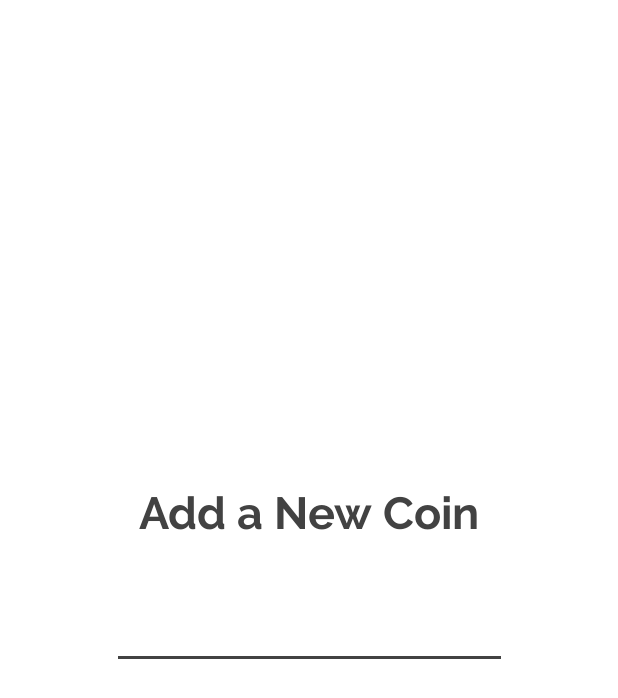
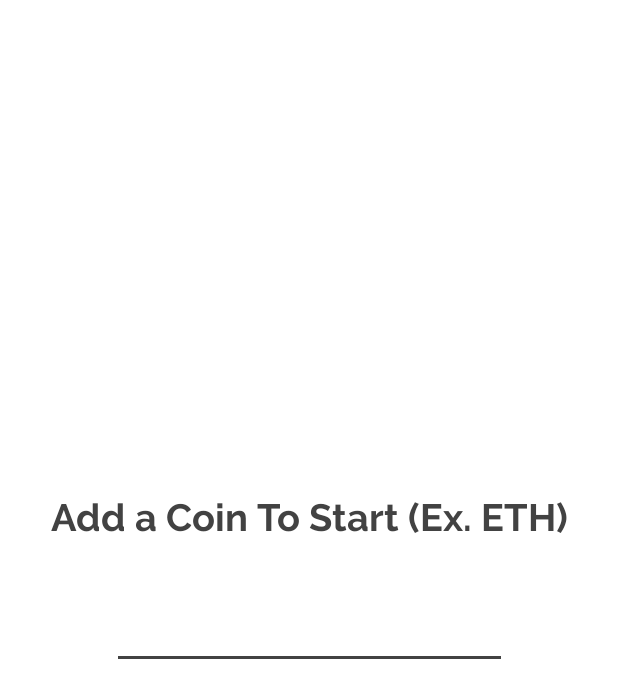
Before and after one commit to kartik34/Crypfolio, an Android app: the screen it shows after launch (CoinAddController before the commit, onStartController after it), on a phone screen of 412 x 824 dp. Shown: the top 698 px of the screen. Run offline under Robolectric (Android 15) with nearby library versions, the phone set to English and light mode, and no system bars; libraries missing offline, so code that uses them is left out: com.loopj.android, cz.msebera.android; Roboto replaces fonts that are not available here.

Commit message:
added new add coin page which displays when first downloaded or if all coins are deleted

```diff
--- a/app/src/main/AndroidManifest.xml
+++ b/app/src/main/AndroidManifest.xml
@@ -18,6 +18,7 @@
         </activity>
         <activity android:name=".CoinAddController" />
         <activity android:name=".NewsData" />
+        <activity android:name=".onStartController" />
 
 
         <meta-data
--- a/app/src/main/java/com/kartiksinghal/www/crypfolio/MainActivity.java
+++ b/app/src/main/java/com/kartiksinghal/www/crypfolio/MainActivity.java
@@ -109,10 +109,10 @@ public class MainActivity extends AppCompatActivity {
 
         }else if(coinsArrayList.get(0).equals("") ||coinsArrayList.get(0) == null){
             Intent noData;
-            noData = new Intent(MainActivity.this, CoinAddController.class);
+            noData = new Intent(MainActivity.this, onStartController.class);
             startActivity(noData);
 
-            Toast.makeText(MainActivity.this, "Enter a Coin To Start (ex. BTC)", Toast.LENGTH_LONG).show();
+//            Toast.makeText(MainActivity.this, "Enter a Coin To Start (ex. BTC)", Toast.LENGTH_LONG).show();
 
         }else if(!coinsArrayList.isEmpty()){
             Log.d("check", "other called");
@@ -261,9 +261,9 @@ public class MainActivity extends AppCompatActivity {
                         editor.apply();
                         loadData();
                         Intent noData;
-                        noData = new Intent(MainActivity.this, CoinAddController.class);
+                        noData = new Intent(MainActivity.this, onStartController.class);
                         startActivity(noData);
-                        Toast.makeText(MainActivity.this, "Enter a Coin To Start (ex. BTC)", Toast.LENGTH_LONG).show();
+//                        Toast.makeText(MainActivity.this, "Enter a Coin To Start (ex. BTC)", Toast.LENGTH_LONG).show();
 
                     }else{
                         Log.d("delete", "inside else: " + cryptoCoin);
--- a/app/src/main/java/com/kartiksinghal/www/crypfolio/NewsAdapter.java
+++ b/app/src/main/java/com/kartiksinghal/www/crypfolio/NewsAdapter.java
@@ -34,6 +34,7 @@ public class NewsAdapter extends RecyclerView.Adapter<NewsAdapter.NewsViewHolder
         public TextView mDescription;
         public TextView mSource;
         public LinearLayout mNewsItem;
+        public TextView mName;
         public TextView mURL;
 
 
--- a/app/src/main/java/com/kartiksinghal/www/crypfolio/NewsData.java
+++ b/app/src/main/java/com/kartiksinghal/www/crypfolio/NewsData.java
@@ -43,6 +43,7 @@ public class NewsData extends AppCompatActivity {
     String mImageUrl;
     String mDescription;
     String mTags;
+
     String mDate;
     String mSource;
     String apiKey = "bf9c5e28cf4c4d55b6ec53f000123fec";
@@ -74,6 +75,9 @@ public class NewsData extends AppCompatActivity {
 
 
         Coin = myIntent.getStringExtra("Coin");
+        TextView mName = findViewById(R.id.coinName);
+        String headline = "Latest News for " + Coin;
+        mName.setText(headline);
 
         getCoinData(Coin);
     }
--- /dev/null
+++ b/app/src/main/java/com/kartiksinghal/www/crypfolio/onStartController.java
@@ -0,0 +1,42 @@
+package com.kartiksinghal.www.crypfolio;
+
+import android.content.Intent;
+import android.os.Bundle;
+import android.support.v7.app.AppCompatActivity;
+import android.view.KeyEvent;
+import android.view.View;
+import android.widget.Button;
+import android.widget.EditText;
+import android.widget.ImageButton;
+import android.widget.TextView;
+
+public class onStartController extends AppCompatActivity {
+
+    @Override
+    protected void onCreate(Bundle savedInstanceState) {
+        super.onCreate(savedInstanceState);
+
+        setContentView(R.layout.onstartmenu);
+
+        final EditText editTextField = findViewById(R.id.nameOfCoin2);
+
+        editTextField.setOnEditorActionListener(new TextView.OnEditorActionListener() {
+            @Override
+            public boolean onEditorAction(TextView v, int actionId, KeyEvent event) {
+
+                String coin = editTextField.getText().toString();
+
+                Intent newCoinIntent = new Intent(onStartController.this, MainActivity.class);
+                newCoinIntent.putExtra("Coin", coin );
+                startActivity(newCoinIntent);
+
+                return false;
+            }
+        });
+
+    }
+
+
+
+
+}
--- /dev/null
+++ b/app/src/main/res/layout/onstartmenu.xml
@@ -0,0 +1,48 @@
+<?xml version="1.0" encoding="utf-8"?>
+<android.support.constraint.ConstraintLayout xmlns:android="http://schemas.android.com/apk/res/android"
+    xmlns:app="http://schemas.android.com/apk/res-auto"
+    android:layout_width="match_parent"
+    android:layout_height="match_parent"
+    android:background="@android:color/background_light">
+
+
+    <EditText
+        android:id="@+id/nameOfCoin2"
+        android:layout_width="263dp"
+        android:layout_height="67dp"
+        android:layout_marginBottom="8dp"
+        android:layout_marginEnd="8dp"
+        android:layout_marginStart="8dp"
+        android:layout_marginTop="8dp"
+        android:backgroundTint="@color/cardview_dark_background"
+        android:ems="10"
+        android:gravity="center"
+        android:inputType="textPersonName"
+        android:text=""
+        android:textColor="@android:color/black"
+        app:layout_constraintBottom_toBottomOf="parent"
+        app:layout_constraintEnd_toEndOf="parent"
+        app:layout_constraintStart_toStartOf="parent"
+        app:layout_constraintTop_toTopOf="parent" />
+
+    <TextView
+        android:id="@+id/textView2"
+        android:layout_width="match_parent"
+        android:layout_height="wrap_content"
+        android:layout_marginBottom="8dp"
+        android:layout_marginEnd="8dp"
+        android:layout_marginStart="8dp"
+        android:layout_marginTop="124dp"
+        android:fontFamily="@font/raleway_bold"
+        android:gravity="center"
+        android:text="@string/start_crypto"
+
+        android:textColor="@color/cardview_dark_background"
+        android:textSize="25sp"
+        app:layout_constraintBottom_toTopOf="@+id/nameOfCoin2"
+        app:layout_constraintEnd_toEndOf="parent"
+        app:layout_constraintHorizontal_bias="0.502"
+        app:layout_constraintStart_toStartOf="parent"
+        app:layout_constraintTop_toTopOf="parent"
+        app:layout_constraintVertical_bias="0.95" />
+</android.support.constraint.ConstraintLayout>
--- a/app/src/main/res/values/strings.xml
+++ b/app/src/main/res/values/strings.xml
@@ -1,6 +1,8 @@
 <resources>
     <string name="app_name">Crypfolio</string>
     <string name="add_crypto">Add a New Coin</string>
+    <string name="start_crypto">Add a Coin To Start (Ex. ETH)</string>
+
     <string name="name">Coin Name</string>
     <string name="price">Price</string>
     <string name="title">Title</string>
```
Also changed, not shown: app/src/main/res/layout/news_activity.xml (+13 -0 lines), app/src/main/res/font/raleway_semibold.ttf (added).
